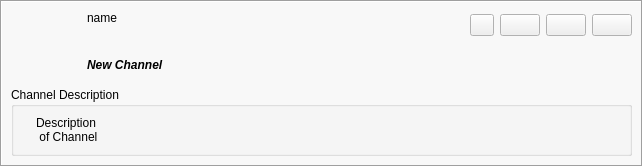
Above: retroshare-gui/src/gui/feeds/GxsChannelGroupItem.ui from RetroShare/RetroShare before the change. Below: the same form after it.
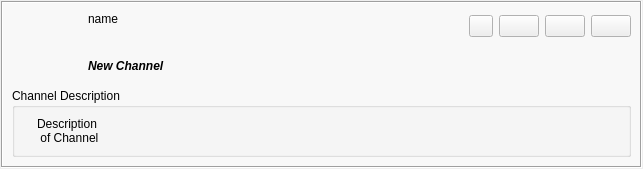
That is the form after the change. Icons and pictures are not drawn.

Commit message: Added feed item for forum group and forum message

Diff of the .ui file:
```diff
--- a/retroshare-gui/src/gui/feeds/GxsChannelGroupItem.ui
+++ b/retroshare-gui/src/gui/feeds/GxsChannelGroupItem.ui
@@ -12,16 +12,16 @@
   </property>
   <layout class="QGridLayout">
    <property name="leftMargin">
-    <number>0</number>
+    <number>1</number>
    </property>
    <property name="topMargin">
-    <number>0</number>
+    <number>1</number>
    </property>
    <property name="rightMargin">
-    <number>0</number>
+    <number>1</number>
    </property>
    <property name="bottomMargin">
-    <number>0</number>
+    <number>1</number>
    </property>
    <item row="0" column="0">
     <widget class="QFrame" name="frame">
```
The commit also changes 12 other files.
